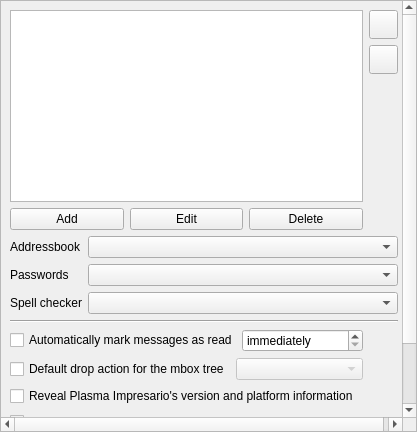
Qt form src/Gui/SettingsGeneralPage.ui (mikepadiernos/plasma-impresario) before a commit.
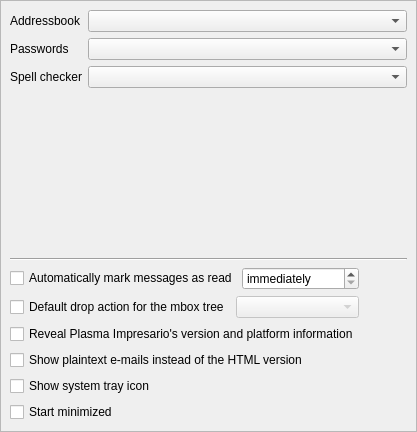
The same form after that commit.

Commit message:
feat(GH78): give each account its own identities in settings and the composer
Move the identity list from the General tab to a per-account Identities tab with an option to use the shared identities. The main window serves the active account's identities, and each composer keeps the identities of the account it was opened from.

Patch:
```diff
--- a/src/Gui/SettingsGeneralPage.ui
+++ b/src/Gui/SettingsGeneralPage.ui
@@ -32,61 +32,6 @@
     <enum>Qt::LayoutDirection::LeftToRight</enum>
    </property>
    <layout class="QGridLayout" name="gridLayout">
-    <item row="1" column="1" rowspan="2">
-     <spacer name="verticalSpacer">
-      <property name="orientation">
-       <enum>Qt::Orientation::Vertical</enum>
-      </property>
-      <property name="sizeHint" stdset="0">
-       <size>
-        <width>20</width>
-        <height>125</height>
-       </size>
-      </property>
-     </spacer>
-    </item>
-    <item row="0" column="1">
-     <layout class="QVBoxLayout" name="verticalLayout">
-      <item>
-       <widget class="QPushButton" name="moveUpButton">
-        <property name="minimumSize">
-         <size>
-          <width>29</width>
-          <height>29</height>
-         </size>
-        </property>
-        <property name="maximumSize">
-         <size>
-          <width>29</width>
-          <height>29</height>
-         </size>
-        </property>
-        <property name="text">
-         <string/>
-        </property>
-       </widget>
-      </item>
-      <item>
-       <widget class="QPushButton" name="moveDownButton">
-        <property name="minimumSize">
-         <size>
-          <width>29</width>
-          <height>29</height>
-         </size>
-        </property>
-        <property name="maximumSize">
-         <size>
-          <width>29</width>
-          <height>29</height>
-         </size>
-        </property>
-        <property name="text">
-         <string/>
-        </property>
-       </widget>
-      </item>
-     </layout>
-    </item>
     <item row="10" column="0">
      <widget class="QCheckBox" name="guiStartMinimizedCheckbox">
       <property name="text">
@@ -178,44 +123,6 @@
       </item>
      </layout>
     </item>
-    <item row="0" column="0" rowspan="2">
-     <widget class="QTableView" name="identityTabelView">
-      <property name="minimumSize">
-       <size>
-        <width>241</width>
-        <height>192</height>
-       </size>
-      </property>
-     </widget>
-    </item>
-    <item row="2" column="0">
-     <layout class="QHBoxLayout" name="horizontalLayout">
-      <property name="sizeConstraint">
-       <enum>QLayout::SizeConstraint::SetMinimumSize</enum>
-      </property>
-      <item>
-       <widget class="QPushButton" name="addButton">
-        <property name="text">
-         <string>Add</string>
-        </property>
-       </widget>
-      </item>
-      <item>
-       <widget class="QPushButton" name="editButton">
-        <property name="text">
-         <string>Edit</string>
-        </property>
-       </widget>
-      </item>
-      <item>
-       <widget class="QPushButton" name="deleteButton">
-        <property name="text">
-         <string>Delete</string>
-        </property>
-       </widget>
-      </item>
-     </layout>
-    </item>
     <item row="3" column="0" colspan="2">
      <layout class="QFormLayout" name="formLayout">
       <property name="fieldGrowthPolicy">
```
The commit also changes 9 other files.
